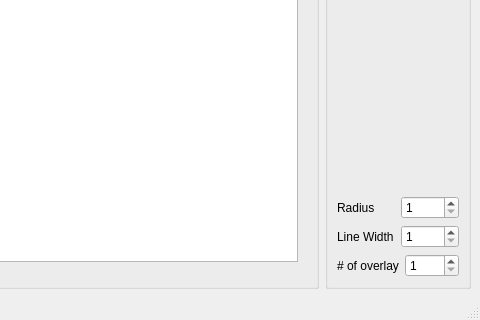
Before: the Qt Designer form lib/python/ui/MainWindowBase.ui in UMATracker/UMATracker-Tracker, drawn with Qt 5; both pictures show x 580 to 1060 and y 254 to 574 of the 1060 by 574 pixel window.
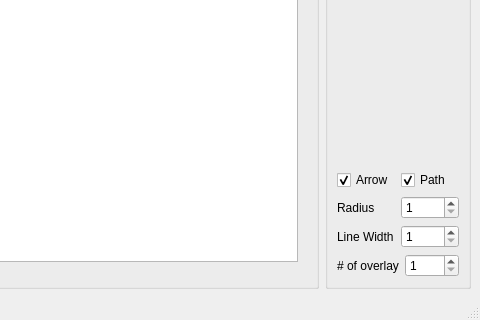
After: the same form once the commit is applied. Custom widgets are drawn as their Qt base class.

The edit to the form file:
```diff
--- a/lib/python/ui/MainWindowBase.ui
+++ b/lib/python/ui/MainWindowBase.ui
@@ -94,6 +94,30 @@
           <item>
            <widget class="QStackedWidget" name="stackedWidget"/>
           </item>
+          <item>
+           <layout class="QHBoxLayout" name="horizontalLayout_5">
+            <item>
+             <widget class="QCheckBox" name="arrowCheckBox">
+              <property name="text">
+               <string>Arrow</string>
+              </property>
+              <property name="checked">
+               <bool>true</bool>
+              </property>
+             </widget>
+            </item>
+            <item>
+             <widget class="QCheckBox" name="pathCheckBox">
+              <property name="text">
+               <string>Path</string>
+              </property>
+              <property name="checked">
+               <bool>true</bool>
+              </property>
+             </widget>
+            </item>
+           </layout>
+          </item>
           <item>
            <layout class="QHBoxLayout" name="horizontalLayout_2">
             <item>
```
Left out of the diff: 2 changed lines with no effect on the pictures.
